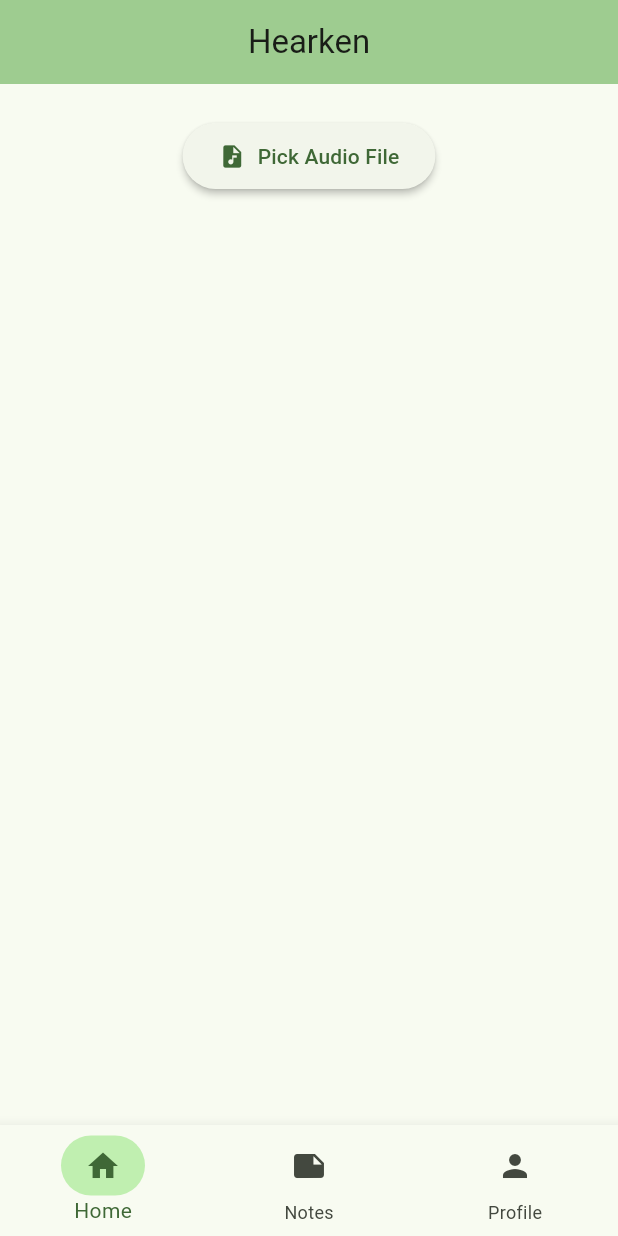
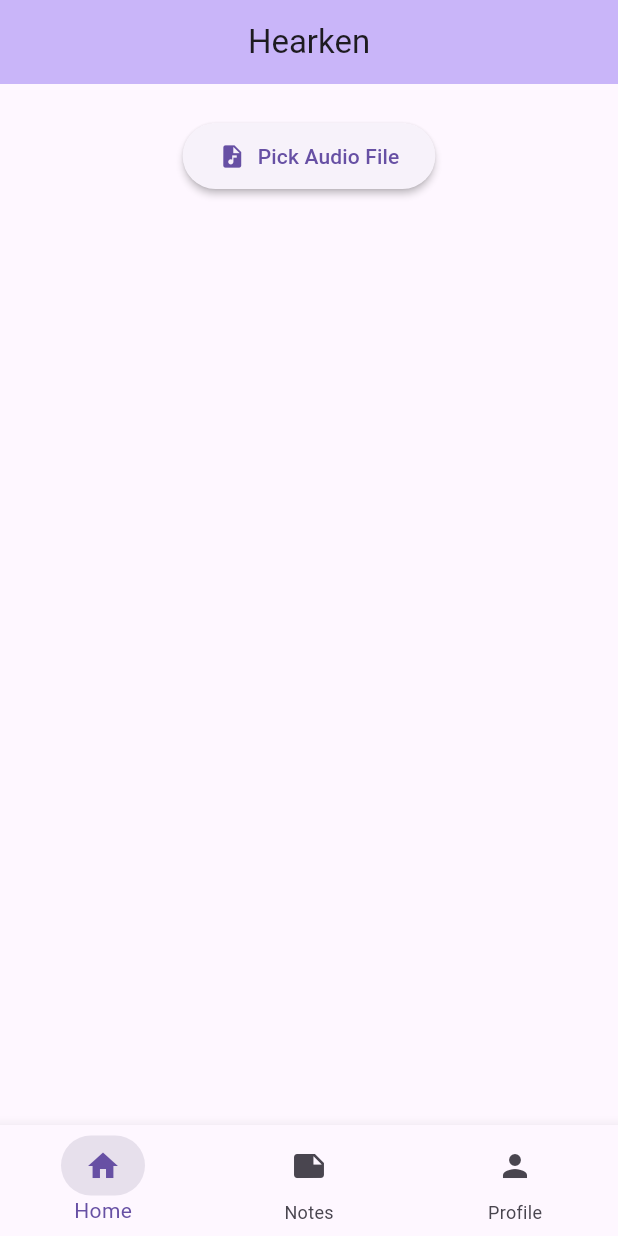
Before and after one commit to aslahtp/hearken, a Flutter app: the screen it shows after launch, on a phone screen of 412 x 824 dp. Run offline on Flutter 3.47's test engine with Material 3 defaults, Android fonts, the light colour scheme and no system bars; drawn by our look-alikes of dynamic_color; missing offline and left inert: file_selector.

Commit message:
fixed ui

```diff
--- a/lib/main.dart
+++ b/lib/main.dart
@@ -2,6 +2,7 @@ import 'package:flutter/material.dart';
 import 'screens/home_screen.dart';
 import 'screens/notes_screen.dart';
 import 'screens/profile_screen.dart';
+import 'package:dynamic_color/dynamic_color.dart';
 
 void main() {
   runApp(const MyApp());
@@ -12,14 +13,13 @@ class MyApp extends StatelessWidget {
 
   @override
   Widget build(BuildContext context) {
+    return DynamicColorBuilder(
+      builder: (ColorScheme? lightDynamic, ColorScheme? darkDynamic) {
         return MaterialApp(
           title: 'Hearken',
           theme: ThemeData(
             useMaterial3: true,
-        colorScheme: ColorScheme.fromSeed(
-          seedColor: const Color.fromARGB(255, 48, 222, 42),
-          brightness: Brightness.light,
-        ),
+            colorScheme: lightDynamic,
             appBarTheme: const AppBarTheme(
               centerTitle: true,
               elevation: 2,
@@ -45,10 +45,8 @@ class MyApp extends StatelessWidget {
           ),
           darkTheme: ThemeData(
             useMaterial3: true,
-        colorScheme: ColorScheme.fromSeed(
-          seedColor: Colors.deepPurple,
+            colorScheme: darkDynamic,
             brightness: Brightness.dark,
-        ),
             appBarTheme: const AppBarTheme(
               centerTitle: true,
               elevation: 2,
@@ -74,6 +72,8 @@ class MyApp extends StatelessWidget {
           ),
           themeMode: ThemeMode.system,
           home: const NavigationScreen(),
+        );
+      },
     );
   }
 }
@@ -120,7 +120,7 @@ class _NavigationScreenState extends State<NavigationScreen> {
               padding: const EdgeInsets.symmetric(horizontal: 16, vertical: 8),
               decoration: BoxDecoration(
                 color: _selectedIndex == 0
-                  ? Theme.of(context).colorScheme.primaryContainer
+                  ? Theme.of(context).colorScheme.surfaceVariant
                   : Colors.transparent,
                 borderRadius: BorderRadius.circular(20),
               ),
@@ -133,7 +133,7 @@ class _NavigationScreenState extends State<NavigationScreen> {
               padding: const EdgeInsets.symmetric(horizontal: 16, vertical: 8),
               decoration: BoxDecoration(
                 color: _selectedIndex == 1
-                  ? Theme.of(context).colorScheme.primaryContainer
+                  ? Theme.of(context).colorScheme.surfaceVariant
                   : Colors.transparent,
                 borderRadius: BorderRadius.circular(20),
               ),
@@ -146,7 +146,7 @@ class _NavigationScreenState extends State<NavigationScreen> {
               padding: const EdgeInsets.symmetric(horizontal: 16, vertical: 8),
               decoration: BoxDecoration(
                 color: _selectedIndex == 2
-                  ? Theme.of(context).colorScheme.primaryContainer
+                  ? Theme.of(context).colorScheme.surfaceVariant
                   : Colors.transparent,
                 borderRadius: BorderRadius.circular(20),
               ),
--- a/lib/screens/home_screen.dart
+++ b/lib/screens/home_screen.dart
@@ -183,6 +183,8 @@ class _HomeScreenState extends State<HomeScreen> with AutomaticKeepAliveClientMi
               Padding(
                 padding: const EdgeInsets.all(16.0),
                 child: Card(
+                  elevation: 0,
+                  color: Theme.of(context).colorScheme.surfaceVariant.withOpacity(0.5),
                   child: Padding(
                     padding: const EdgeInsets.all(16.0),
                     child: Column(
--- a/pubspec.yaml
+++ b/pubspec.yaml
@@ -32,7 +32,7 @@ dependencies:
     sdk: flutter
   http: ^1.2.0
   path: ^1.8.3
-
+  dynamic_color: ^1.6.9
   # The following adds the Cupertino Icons font to your application.
   # Use with the CupertinoIcons class for iOS style icons.
   cupertino_icons: ^1.0.8
```
Also changed, not shown: pubspec.lock, 5 other files. Lines whose indentation alone changed are shown as unchanged.
